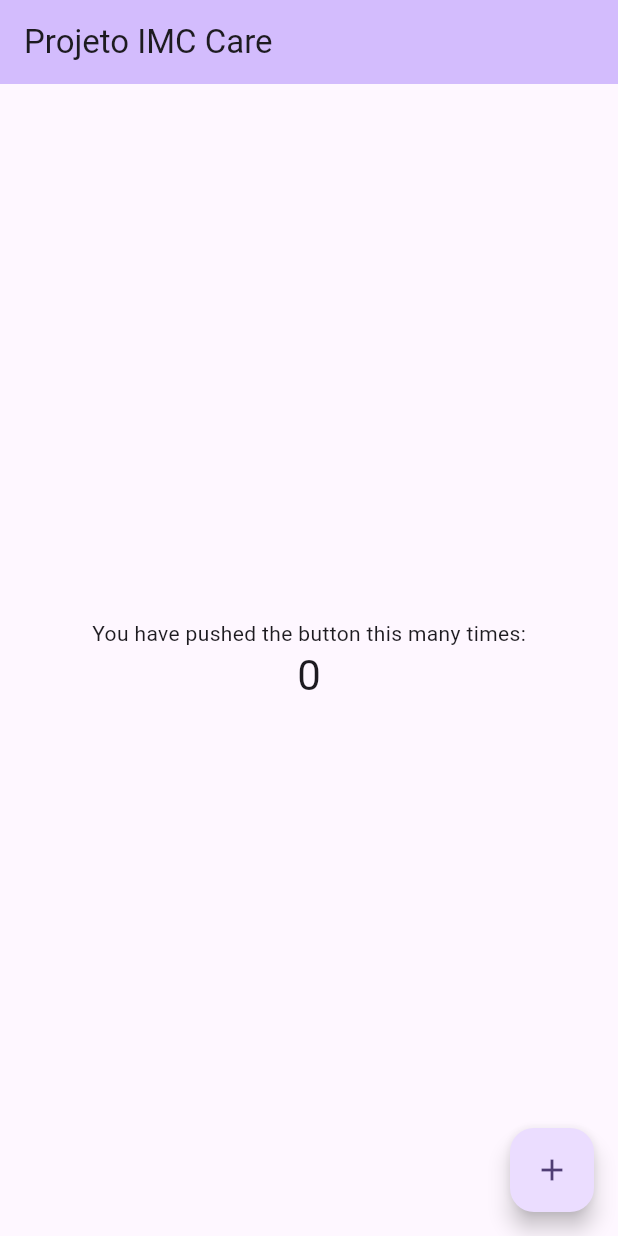
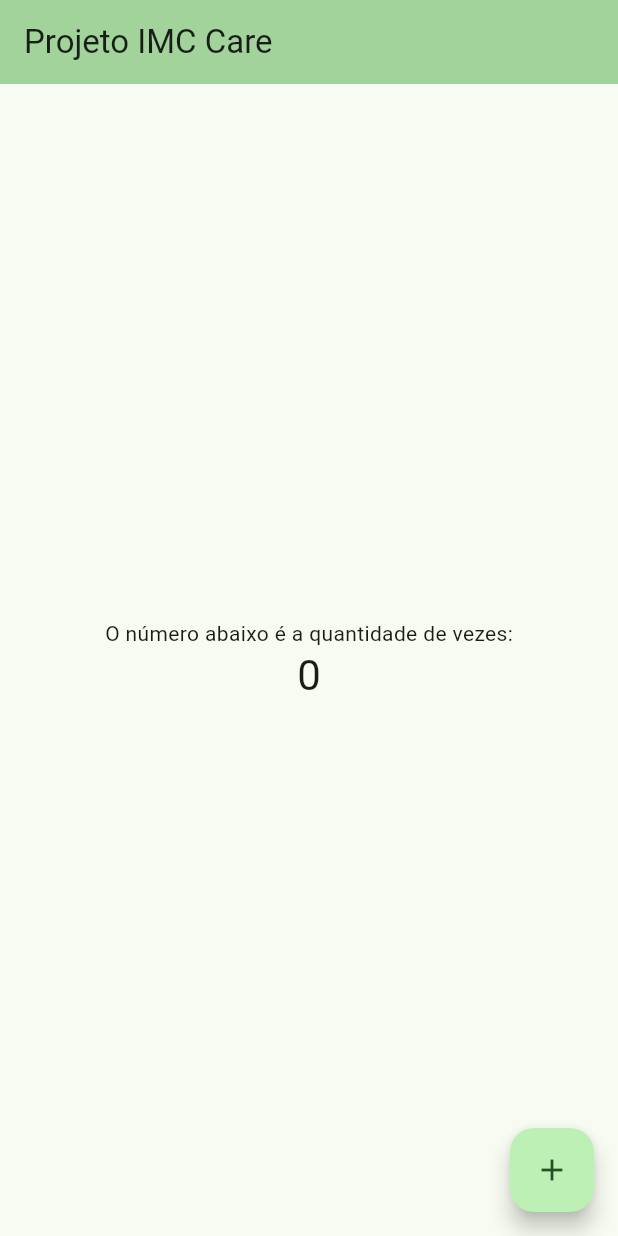
Before and after one commit to atnzpe/imcflutter, a Flutter app: the screen it shows after launch, on a phone screen of 412 x 824 dp. Run offline on Flutter 3.47's test engine with Material 2 defaults, Android fonts, the phone set to English and light mode, and no system bars.

Commit message:
altera o texto sobre o contador

```diff
--- a/lib/main.dart
+++ b/lib/main.dart
@@ -28,7 +28,7 @@ class MyApp extends StatelessWidget {
         //
         // This works for code too, not just values: Most code changes can be
         // tested with just a hot reload.
-        colorScheme: ColorScheme.fromSeed(seedColor: Colors.deepPurple),
+        colorScheme: ColorScheme.fromSeed(seedColor: Colors.green),
         useMaterial3: true,
       ),
       home: const MyHomePage(title: 'Projeto IMC Care'),
@@ -106,7 +106,7 @@ class _MyHomePageState extends State<MyHomePage> {
           mainAxisAlignment: MainAxisAlignment.center,
           children: <Widget>[
             const Text(
-              'You have pushed the button this many times:',
+              'O número abaixo é a quantidade de vezes:',
             ),
             Text(
               '$_counter',
```
